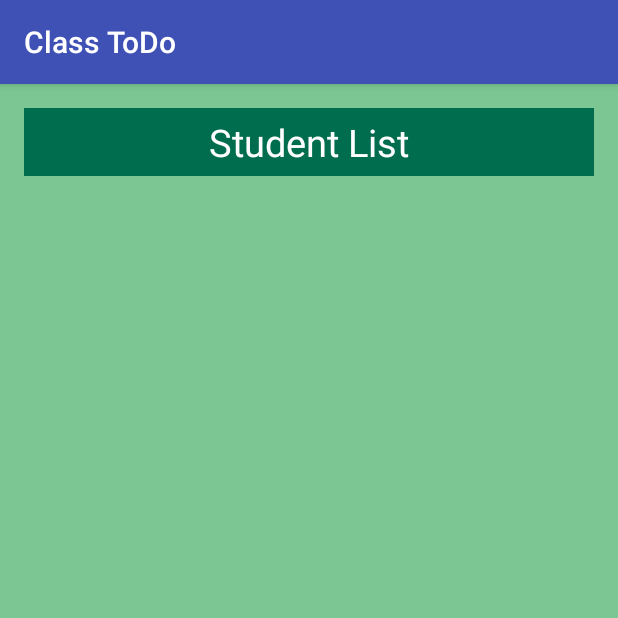
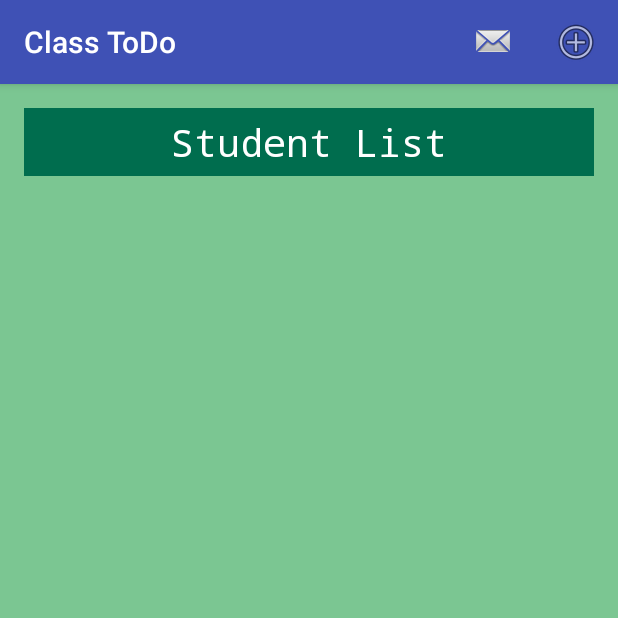
Before and after one commit to rajhaq/ClassToDo, an Android app: the AddToday screen opened directly, with no data from a screen before it, on a phone screen of 412 x 824 dp, the top half of it. Run offline under Robolectric (Android 15) with nearby library versions, the phone set to English and light mode, and no system bars.

Commit message:
Sms added, not tested. addStudent page have action bar which works.

```diff
--- a/app/src/main/AndroidManifest.xml
+++ b/app/src/main/AndroidManifest.xml
@@ -50,7 +50,8 @@
         <activity
             android:name=".ui.DetailActivity"
             android:parentActivityName=".ui.AddToday" />
-        <activity android:name=".Pdf"></activity>
+        <activity android:name=".Pdf" />
+        <activity android:name=".ui.Sms"></activity>
     </application>
 
 </manifest>
--- a/app/src/main/java/com/example/raj/classtodo/ui/AddToday.java
+++ b/app/src/main/java/com/example/raj/classtodo/ui/AddToday.java
@@ -6,6 +6,10 @@ import android.support.v7.app.AppCompatActivity;
 import android.os.Bundle;
 import android.support.v7.widget.LinearLayoutManager;
 import android.support.v7.widget.RecyclerView;
+import android.view.Menu;
+import android.view.MenuInflater;
+import android.view.MenuItem;
+import android.view.View;
 import android.widget.Toast;
 
 import com.example.raj.classtodo.R;
@@ -67,6 +71,30 @@ public class AddToday extends AppCompatActivity implements StudentAdapter.ItemCl
             item.setFavourite(true);
             Toast.makeText(AddToday.this,"Star fill",Toast.LENGTH_SHORT).show();
         }*/
+    }
+
+    @Override
+    public boolean onCreateOptionsMenu(Menu menu) {
+        MenuInflater mi=getMenuInflater();
+        mi.inflate(R.menu.actionbar_add_student,menu);
+        return super.onCreateOptionsMenu(menu);
+    }
+    public boolean onOptionsItemSelected(MenuItem item) {
+        switch (item.getItemId()) {
+            case R.id.barSms:
+                startActivity(new Intent(this,Sms.class));
+                return true;
+
+            case R.id.barAddStudent:
+                startActivity(new Intent(this,EditStudent.class));
+                return true;
+
+            default:
+                // If we got here, the user's action was not recognized.
+                // Invoke the superclass to handle it.
+                return super.onOptionsItemSelected(item);
+
+        }
     }
 
     @Override
--- a/app/src/main/res/layout/activity_add_today.xml
+++ b/app/src/main/res/layout/activity_add_today.xml
@@ -15,6 +15,7 @@
         android:text="Student List"
         android:layout_width="match_parent"
         android:layout_height="45dp"
+        android:fontFamily="monospace"
         android:layout_alignParentTop="true"
         android:paddingTop="5dp"
         android:textColor="@color/textColor"
--- /dev/null
+++ b/app/src/main/res/menu/actionbar_add_student.xml
@@ -0,0 +1,18 @@
+<?xml version="1.0" encoding="utf-8"?>
+<menu xmlns:tools="http://schemas.android.com/tools"
+    xmlns:android="http://schemas.android.com/apk/res/android"
+    xmlns:app="http://schemas.android.com/apk/res-auto">
+
+    <item android:title="Send Sms"
+        android:id="@+id/barSms"
+        android:icon="@android:drawable/sym_action_email"
+        app:showAsAction="always"
+        android:checkable="true"
+        android:visible="true"/>
+    <item android:title="Add Students"
+        android:id="@+id/barAddStudent"
+        android:icon="@android:drawable/ic_menu_add"
+        app:showAsAction="always"
+        android:checkable="true"
+        android:visible="true"/>
+</menu>
```
Also changed, not shown: app/src/main/java/com/example/raj/classtodo/Pdf.java (+13 -10 lines), app/src/main/java/com/example/raj/classtodo/ui/Sms.java (added, +103 -0 lines), app/src/main/java/com/example/raj/classtodo/ui/Today.java (+17 -12 lines), app/src/main/res/layout/activity_sms.xml (added, +58 -0 lines).
